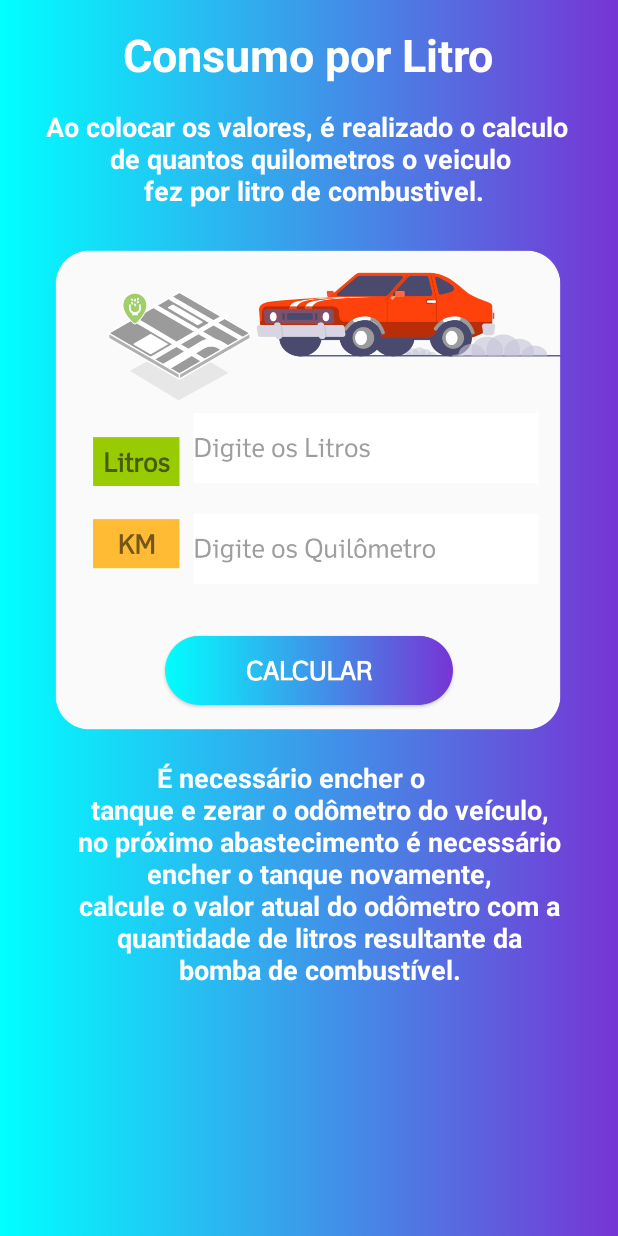
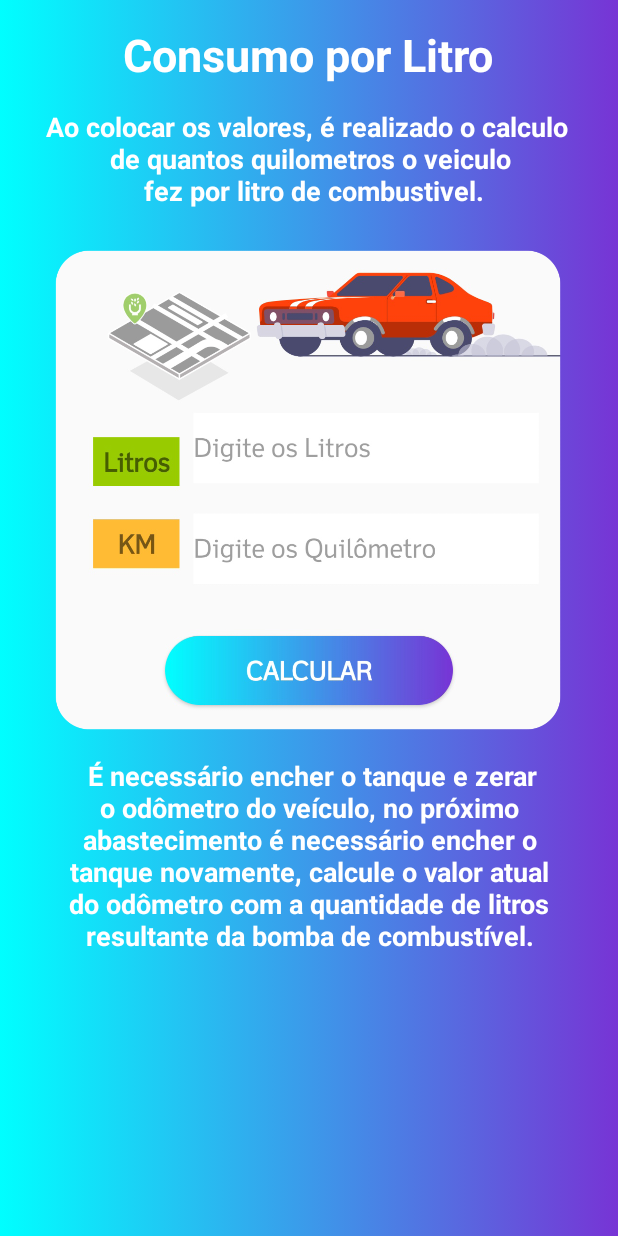
Before and after one commit to RodrigoDiasSoares/CarNote, an Android app: the layout view_consumo_por_litro.xml on its own in the app's theme, with its tools: preview values and no code run, on a phone screen of 412 x 824 dp. Run offline under Robolectric (Android 15) with nearby library versions, the phone set to English and light mode, and no system bars.

Commit message:
corrigindo alinhamesto dos textos e renomeando view e strings do Tutorial

```diff
--- a/app/src/main/java/br/com/CarNote/activity/model/ModelObject.java
+++ b/app/src/main/java/br/com/CarNote/activity/model/ModelObject.java
@@ -4,9 +4,9 @@ package br.com.CarNote.activity.model;
 import br.com.CarNote.R;
 
 public enum ModelObject {
-    RED(R.string.red, R.layout.view_red),
-    BLUE(R.string.blue, R.layout.view_blue),
-    GREEN(R.string.green, R.layout.view_green);
+    tutorialAlcoolOuGasolina(R.string.tutorial_alcool_ou_gasolina, R.layout.view_alcool_ou_gasolina),
+    tutorialConsumoPorLitro(R.string.tutorial_consumo_por_litro, R.layout.view_consumo_por_litro),
+    tutorialGastosComCarro(R.string.tutorial_gastos_com_carro, R.layout.view_gastos_com_carro);
 
     private int mTitleResId;
     private int mLayoutResId;
--- a/app/src/main/res/layout/view_blue.xml
+++ b/app/src/main/res/layout/view_consumo_por_litro.xml
@@ -47,8 +47,8 @@
 
     <TextView
         android:id="@+id/textTutoTextConsumo2"
-        android:layout_width="383dp"
-        android:layout_height="156dp"
+        android:layout_width="0dp"
+        android:layout_height="wrap_content"
         android:gravity="center|center_horizontal|center_vertical"
         android:text="@string/TextoConsumoPorLitro"
         android:textColor="@color/white"
--- a/app/src/main/res/values/strings.xml
+++ b/app/src/main/res/values/strings.xml
@@ -17,15 +17,15 @@
     <string name="_11200_00">11200,00</string>
     <string name="todo">TODO</string>
     <string name="carnote">CarNote</string>
-    <string name="red">RED</string>
-    <string name="blue">BLUE</string>
-    <string name="green">GREEN</string>
+    <string name="tutorial_alcool_ou_gasolina">Alcool ou Gasolina</string>
+    <string name="tutorial_consumo_por_litro">Consumo por litro</string>
+    <string name="tutorial_gastos_com_carro">Gastos com Carro</string>
     <string name="TextoConsumoPorLitro" formatted="true">
-        "É necessário encher o
-        tanque e zerar o odômetro do veículo,
-        no próximo abastecimento é necessário
-        encher o tanque novamente,
-        calcule o valor atual do odômetro com a
-        quantidade de litros resultante da
-        bomba de combustível."</string>
+        "É necessário encher o tanque e zerar<br/>
+        o odômetro do veículo, no próximo<br/>
+        abastecimento é necessário encher<br/>
+        o tanque novamente, calcule o valor<br/>
+        atual do odômetro com a quantidade<br/>
+        de litros resultante da bomba<br/>
+        de combustível."</string>
 </resources>
```
Also changed, not shown: app/src/main/res/layout/view_alcool_ou_gasolina.xml (renamed from app/src/main/res/layout/view_red.xml), app/src/main/res/layout/view_gastos_com_carro.xml (renamed from app/src/main/res/layout/view_green.xml).
